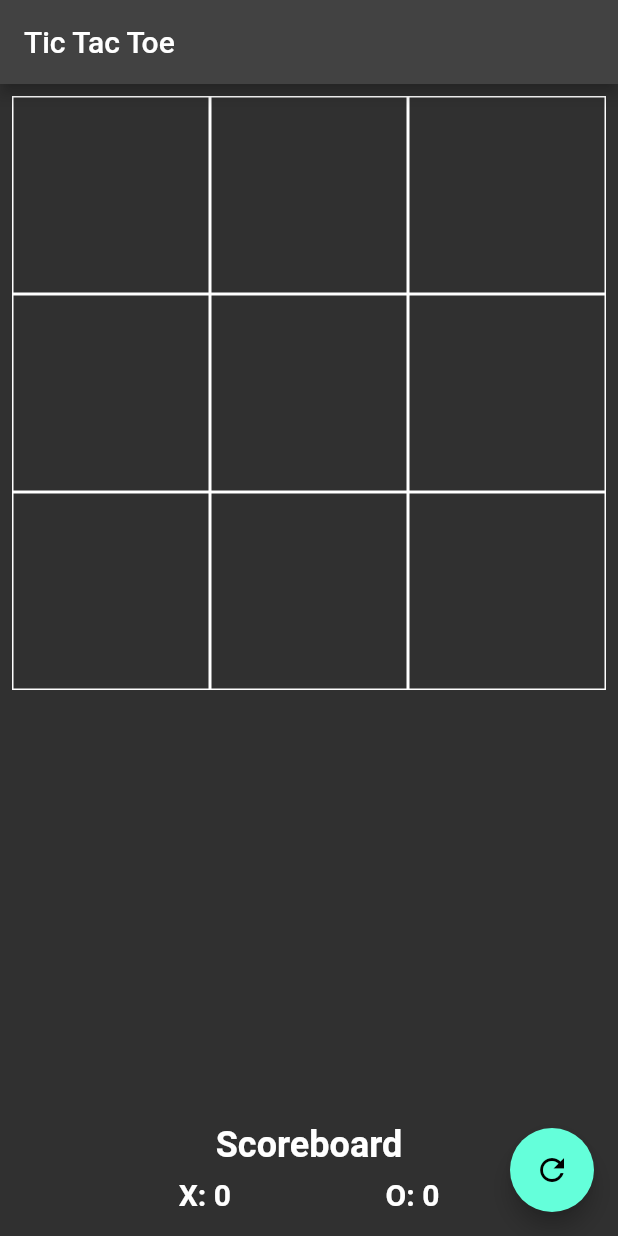
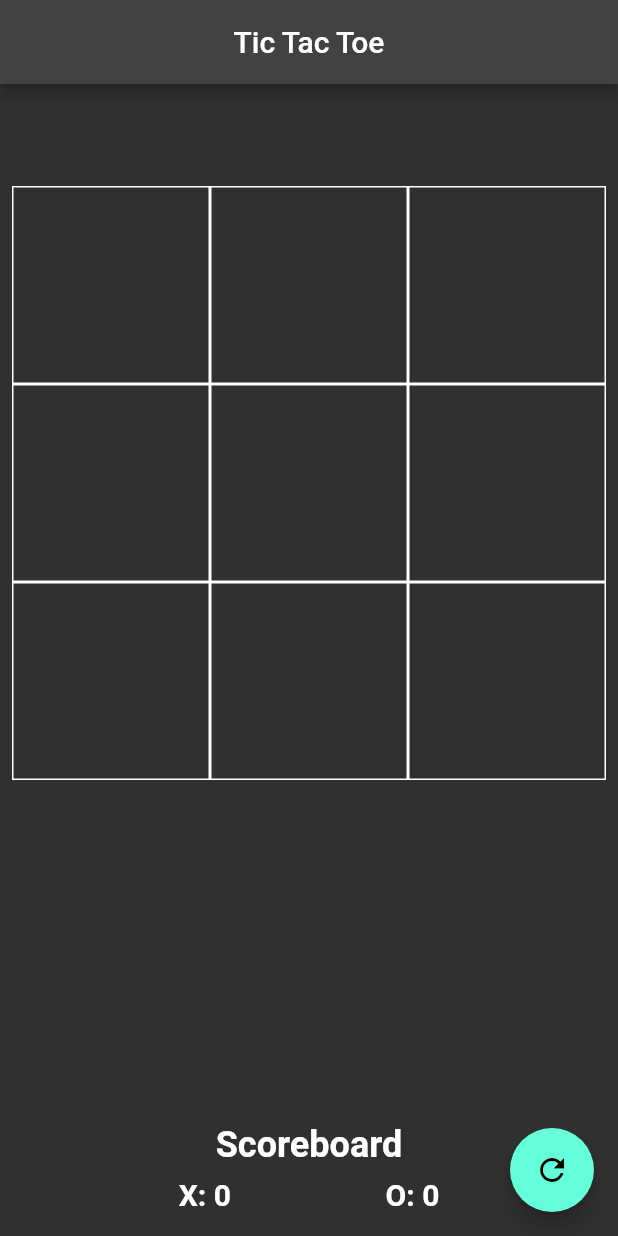
Before and after one commit to NomanShariq/Tic-Tac-Toe-Game, a Flutter app: the screen it shows after launch, on a phone screen of 412 x 824 dp. Run offline on Flutter 3.47's test engine with Material 2 defaults, Android fonts, the phone set to English and light mode, and no system bars.

Commit message:
minor changes

```diff
--- a/lib/screen/tictactoe_screen.dart
+++ b/lib/screen/tictactoe_screen.dart
@@ -83,10 +83,13 @@ class _TicTacToeGameState extends State<TicTacToeGame> {
   Widget build(BuildContext context) {
     return Scaffold(
       appBar: AppBar(
-        title: const Text('Tic Tac Toe'),
+        title: const Center(child: Text('Tic Tac Toe')),
       ),
       body: Column(
         children: [
+          const SizedBox(
+            height: 60,
+          ),
           Expanded(
             child: GridView.builder(
               padding: const EdgeInsets.all(8),
```
Also changed, not shown: 1 other file.
